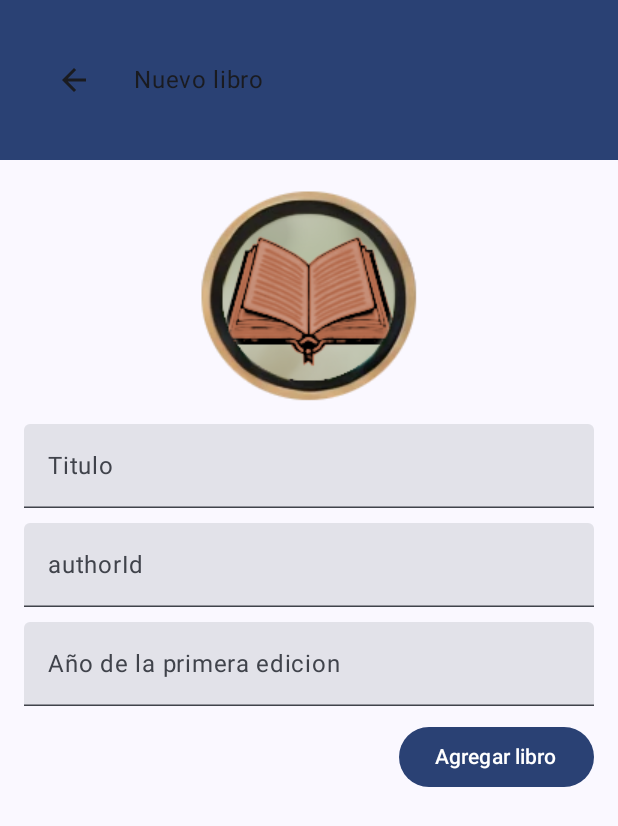
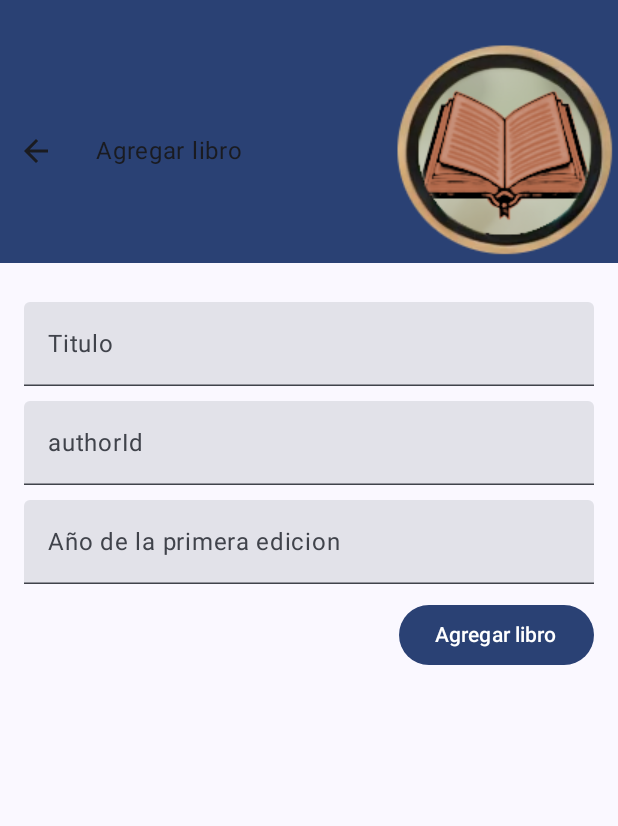
Before and after one commit to elarreglador/PMM_Room, an Android app built with Jetpack Compose: the BookAddScreen screen opened through its navigation route, on a phone screen of 412 x 824 dp. Shown: the top 826 px of the screen. Run offline under Robolectric (Android 15) with nearby library versions, the light colour scheme and no system bars; our stand-ins replace Room's generated code.

Commit message:
🎨 Mejora estetica: Definido aspecto unico para las topBar

```diff
--- a/app/src/main/java/com/elarreglador/ud3_01_room/screens/BookAddScreen.kt
+++ b/app/src/main/java/com/elarreglador/ud3_01_room/screens/BookAddScreen.kt
@@ -45,26 +45,36 @@ fun BookAddScreen(navController: NavController) {
 
     Scaffold(
         topBar = {
-            Row (
+            Column(
                 modifier = Modifier
                     .fillMaxWidth()
-                    .background(MaterialTheme.colorScheme.primary) // Fondo de color
-                    .padding(25.dp), // Nos separa de la topBar
+                    .background(MaterialTheme.colorScheme.primary)
+                    .padding(start = 0.dp, top = 25.dp, end = 0.dp)
+            ) {
+                Row (
+                    verticalAlignment = Alignment.CenterVertically
+                ){
+                    IconButton(
+                        onClick = { navController.navigate("BookListViewScreen") },
+                    ) {
+                        Icon(
+                            imageVector = Icons.AutoMirrored.Filled.ArrowBack,
+                            contentDescription = "Volver",
+                        )
+                    }
 
-                verticalAlignment = Alignment.CenterVertically // Alinea verticalmente al centro
-            ) {
+                    Text(
+                        text = "Agregar libro",
+                        modifier = Modifier.padding(16.dp),
+                    )
 
-                IconButton(onClick = { navController.navigateUp() }) {
-                    Icon(
-                        imageVector = Icons. AutoMirrored. Filled. ArrowBack,
-                        contentDescription = "Volver",
+                    Spacer(modifier = Modifier.weight(1f))
+
+                    Image(
+                        painter = painterResource(id = R.drawable.libro),
+                        contentDescription = "Imagen de libro"
                     )
                 }
-
-                Text(
-                    text = "Nuevo libro",
-                    modifier = Modifier.padding(16.dp),
-                )
             }
         },
         bottomBar = {},
@@ -77,11 +87,6 @@ fun BookAddScreen(navController: NavController) {
                     .padding(paddingValues) // Aplica el padding del Scaffold
                     .padding(16.dp) // Agrega un padding adicional si es necesario
             ) {
-
-                Image(
-                    painter = painterResource(id = R.drawable.libro),
-                    contentDescription = "Imagen de libro"
-                )
 
                 Spacer (modifier = Modifier.height(10.dp))
 
```
Also changed, not shown: app/src/main/java/com/elarreglador/ud3_01_room/screens/AuthorAddScreen.kt (+24 -14 lines).
